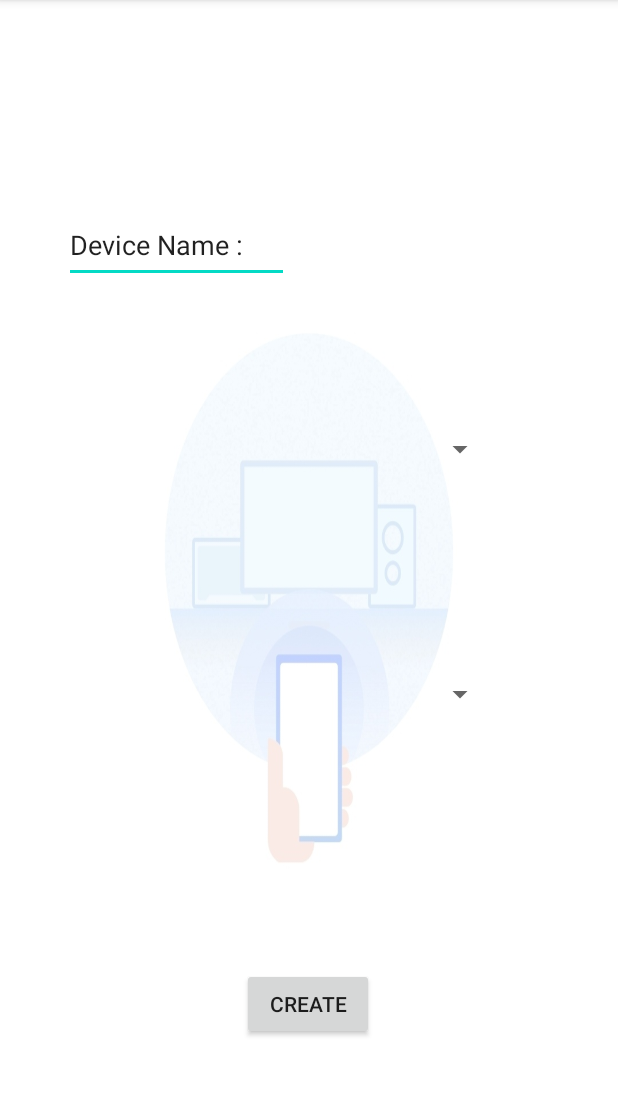
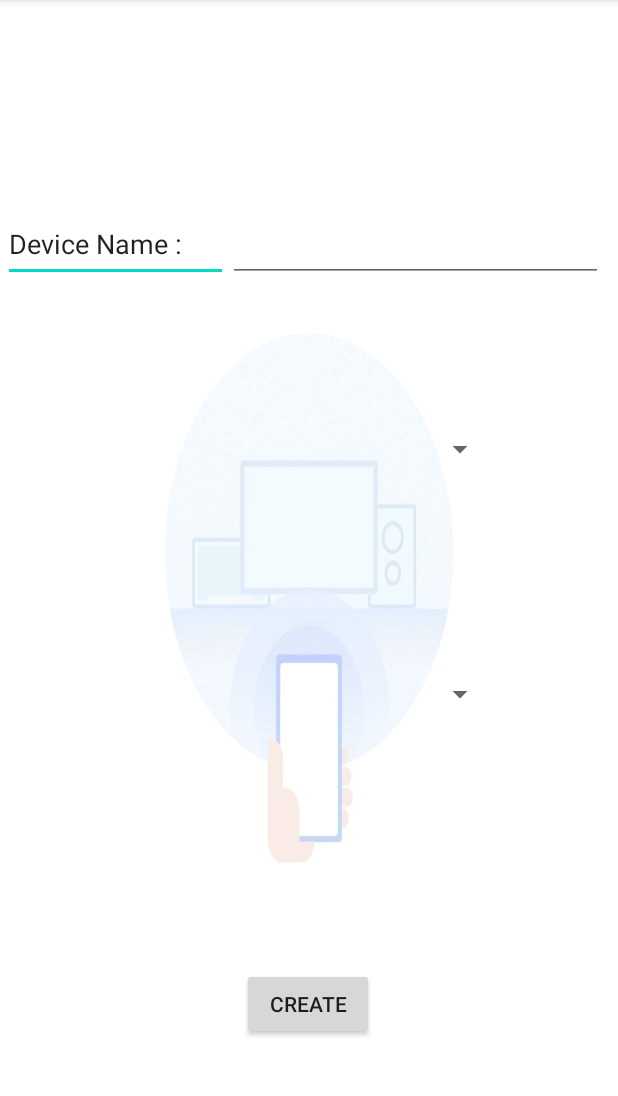
Before and after one commit to harithmanoj/Universal-IR-Remote-Android, an Android app: the AddRemote screen opened directly, with no data from a screen before it, on a phone screen of 412 x 824 dp, the part 84-1180 px from its top. Run offline under Robolectric (Android 15) with nearby library versions, the phone set to English and light mode, and no system bars; 2 statements that could not run were skipped.

Commit message:
Added editText for Device name

```diff
--- a/app/src/main/res/layout/activity_add_remote.xml
+++ b/app/src/main/res/layout/activity_add_remote.xml
@@ -64,14 +64,28 @@
         android:id="@+id/textViewName"
         android:layout_width="150dp"
         android:layout_height="50dp"
+        android:autofillHints=""
         android:ems="10"
         android:inputType="textPersonName"
         android:text="Device Name :"
         app:layout_constraintBottom_toBottomOf="parent"
         app:layout_constraintEnd_toEndOf="parent"
-        app:layout_constraintHorizontal_bias="0.164"
+        app:layout_constraintHorizontal_bias="0.007"
         app:layout_constraintStart_toStartOf="parent"
         app:layout_constraintTop_toTopOf="parent"
-        app:layout_constraintVertical_bias="0.193" />
+        app:layout_constraintVertical_bias="0.192" />
+
+    <EditText
+        android:id="@+id/editTextName"
+        android:layout_width="250dp"
+        android:layout_height="50dp"
+        android:ems="10"
+        android:inputType="textPostalAddress"
+        app:layout_constraintBottom_toBottomOf="parent"
+        app:layout_constraintEnd_toEndOf="parent"
+        app:layout_constraintHorizontal_bias="0.0"
+        app:layout_constraintStart_toEndOf="@+id/textViewName"
+        app:layout_constraintTop_toTopOf="parent"
+        app:layout_constraintVertical_bias="0.192" />
 
 </androidx.constraintlayout.widget.ConstraintLayout>
```
